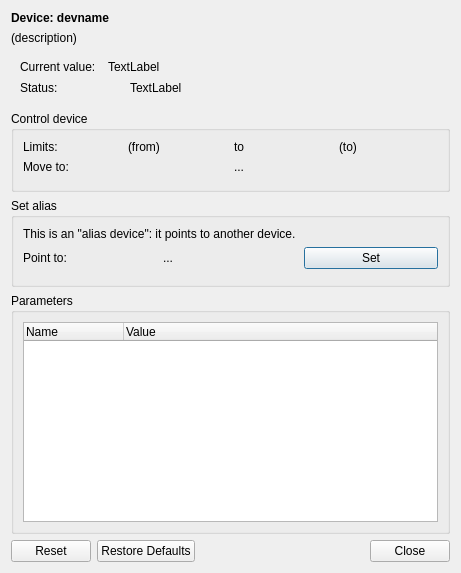
Old version of the form nicos/clients/gui/panels/devices_one.ui in the repository mlz-ictrl/nicos.
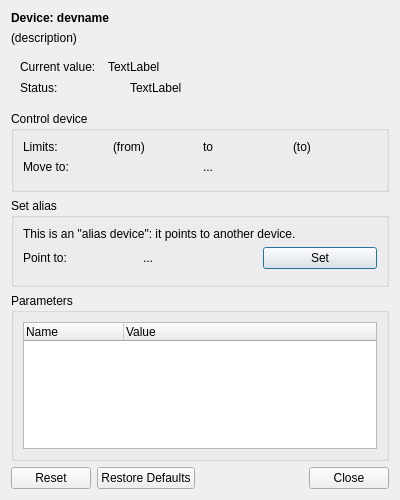
New version of the form. Icons and pictures are not drawn.

Commit message: gui: keep device control dialog width when showing extension

The edit to the form file:
```diff
--- a/nicos/clients/gui/panels/devices_one.ui
+++ b/nicos/clients/gui/panels/devices_one.ui
@@ -6,8 +6,8 @@
    <rect>
     <x>0</x>
     <y>0</y>
-    <width>461</width>
-    <height>573</height>
+    <width>400</width>
+    <height>500</height>
    </rect>
   </property>
   <property name="sizePolicy">
```
The commit also changes 1 other file.
